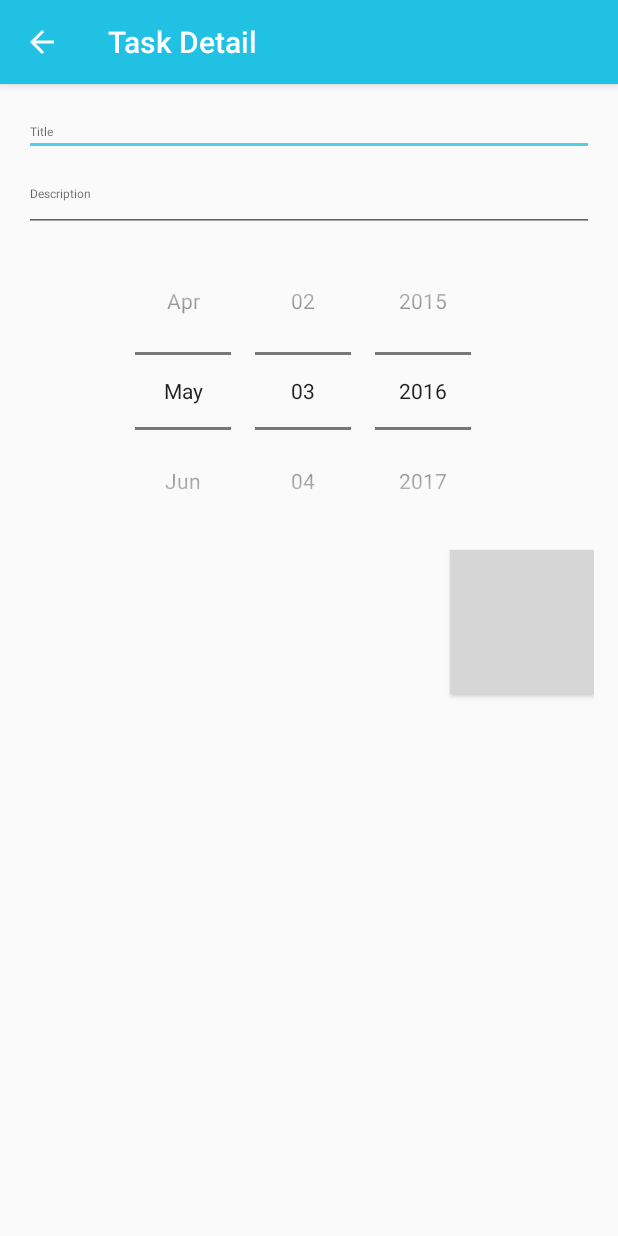
After one commit to ronvargas/lifefay-android-apps, an Android app: the TaskDetailActivity screen opened directly, with no data from a screen before it, on a phone screen of 412 x 824 dp. The commit adds this screen. Run offline under Robolectric (Android 15) with nearby library versions, the light colour scheme and no system bars; grey boxes are pictures that could not be loaded.

Commit message:
add-edit task interface

```diff
--- /dev/null
+++ b/LiferayToDos/app/src/main/java/com/rivetlogic/mobile/liferaytodos/TaskDetailActivity.java
@@ -0,0 +1,23 @@
+package com.rivetlogic.mobile.liferaytodos;
+
+import android.os.Bundle;
+import android.support.design.widget.FloatingActionButton;
+import android.support.design.widget.Snackbar;
+import android.support.v7.app.AppCompatActivity;
+import android.support.v7.widget.Toolbar;
+import android.view.View;
+
+public class TaskDetailActivity extends AppCompatActivity {
+
+    @Override
+    protected void onCreate(Bundle savedInstanceState) {
+        super.onCreate(savedInstanceState);
+        setContentView(R.layout.activity_task_detail);
+        Toolbar toolbar = (Toolbar) findViewById(R.id.toolbar);
+        setSupportActionBar(toolbar);
+
+
+        getSupportActionBar().setDisplayHomeAsUpEnabled(true);
+    }
+
+}
--- /dev/null
+++ b/LiferayToDos/app/src/main/res/layout/activity_task_detail.xml
@@ -0,0 +1,28 @@
+<?xml version="1.0" encoding="utf-8"?>
+<android.support.design.widget.CoordinatorLayout xmlns:android="http://schemas.android.com/apk/res/android"
+    xmlns:app="http://schemas.android.com/apk/res-auto"
+    xmlns:tools="http://schemas.android.com/tools"
+    android:layout_width="match_parent"
+    android:layout_height="match_parent"
+    android:fitsSystemWindows="true"
+    tools:context="com.rivetlogic.mobile.liferaytodos.TaskDetailActivity">
+
+    <android.support.design.widget.AppBarLayout
+        android:layout_width="match_parent"
+        android:layout_height="wrap_content"
+        android:theme="@style/AppTheme.AppBarOverlay">
+
+        <android.support.v7.widget.Toolbar
+            android:id="@+id/toolbar"
+            android:layout_width="match_parent"
+            android:layout_height="?attr/actionBarSize"
+            android:background="?attr/colorPrimary"
+            app:popupTheme="@style/AppTheme.PopupOverlay" />
+
+    </android.support.design.widget.AppBarLayout>
+
+    <include layout="@layout/content_task_detail" />
+
+
+
+</android.support.design.widget.CoordinatorLayout>
--- /dev/null
+++ b/LiferayToDos/app/src/main/res/layout/content_task_detail.xml
@@ -0,0 +1,52 @@
+<?xml version="1.0" encoding="utf-8"?>
+
+<LinearLayout xmlns:android="http://schemas.android.com/apk/res/android"
+    xmlns:app="http://schemas.android.com/apk/res-auto"
+    xmlns:tools="http://schemas.android.com/tools"
+    android:layout_width="match_parent"
+    android:layout_height="match_parent"
+    android:paddingBottom="@dimen/activity_vertical_margin"
+    android:paddingLeft="@dimen/activity_horizontal_margin"
+    android:paddingRight="@dimen/activity_horizontal_margin"
+    android:paddingTop="@dimen/activity_vertical_margin"
+    android:scrollbarAlwaysDrawVerticalTrack="true"
+    app:layout_behavior="@string/appbar_scrolling_view_behavior"
+    tools:context="com.rivetlogic.mobile.liferaytodos.TaskDetailActivity"
+    android:orientation="vertical"
+    tools:showIn="@layout/activity_task_detail">
+
+    <EditText
+        android:id="@+id/task_title"
+        android:layout_width="match_parent"
+        android:layout_height="wrap_content"
+        android:textSize="@dimen/default_edit_text_drawable_padding"
+        android:hint="Title"/>
+
+
+    <EditText
+        android:id="@+id/task_description"
+        android:layout_width="match_parent"
+        android:layout_height="wrap_content"
+        android:textSize="@dimen/default_edit_text_drawable_padding"
+        android:hint="\nDescription\n"/>
+
+    <DatePicker
+        android:datePickerMode="spinner"
+        android:calendarViewShown="false"
+        android:layout_gravity="center_horizontal"
+        android:layout_width="wrap_content"
+        android:layout_height="wrap_content"
+        android:textSize="@dimen/default_edit_text_drawable_padding"
+        />
+
+    <Button android:id="@+id/button_save_task"
+        android:layout_width="wrap_content"
+        android:layout_height="wrap_content"
+        android:layout_gravity="bottom|right"
+        android:background="@drawable/default_blue"
+        android:text="Save"
+        android:textStyle="bold"
+        android:textColor="@color/common_signin_btn_dark_text_default"
+        android:onClick="saveTask" />
+
+</LinearLayout>
--- a/LiferayToDos/app/src/main/res/layout/content_todos_list.xml
+++ b/LiferayToDos/app/src/main/res/layout/content_todos_list.xml
@@ -16,6 +16,6 @@
         android:layout_width="match_parent"
         android:layout_height="wrap_content"
         android:id="@+id/liferay_todos"
-        app:layoutId="@layout/todos_default"/>
+        app:layoutId="@layout/todos_list_layout"/>
 
 </RelativeLayout>
--- a/LiferayToDos/app/src/main/res/values/strings.xml
+++ b/LiferayToDos/app/src/main/res/values/strings.xml
@@ -24,5 +24,6 @@
         <item>Future</item>
         <item>Past Due</item>
     </string-array>
+    <string name="title_activity_task_detail">Task Detail</string>
 
 </resources>
--- a/LiferayToDos/liferaytodoslibrary/src/main/res/values/strings.xml
+++ b/LiferayToDos/liferaytodoslibrary/src/main/res/values/strings.xml
@@ -2,4 +2,5 @@
     <string name="app_name">Liferay ToDos Library</string>
     <string name="tasks">Tasks</string>
     <string name="no_tasks_for_this_period">No tasks for this period</string>
+    <string name="Save">Save</string>
 </resources>
```
Also changed, not shown: LiferayToDos/app/src/main/AndroidManifest.xml (+9 -0 lines), LiferayToDos/app/src/main/java/com/rivetlogic/mobile/liferaytodos/TodosListActivity.java (+13 -6 lines), LiferayToDos/app/src/main/res/layout/activity_todos_list.xml (+9 -0 lines), LiferayToDos/app/src/main/res/menu/navigation_drawer_items.xml (+4 -4 lines), LiferayToDos/liferaytodoslibrary/src/main/java/com/rivetlogic/mobile/liferaytodoslibrary/view/RVAdapter.java (+42 -3 lines), LiferayToDos/liferaytodoslibrary/src/main/res/layout/task_list_item_layout.xml (renamed from LiferayToDos/liferaytodoslibrary/src/main/res/layout/task_item.xml, +51 -4 lines), LiferayToDos/liferaytodoslibrary/src/main/res/layout/todos_list_layout.xml (renamed from LiferayToDos/liferaytodoslibrary/src/main/res/layout/todos_default.xml).
